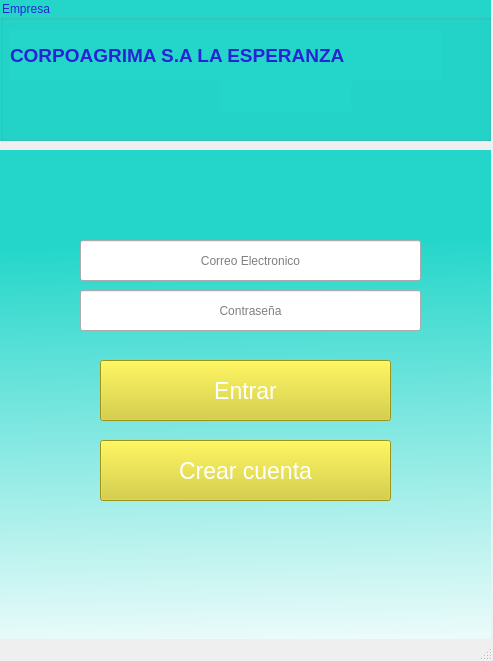
First picture: the form in Views/Login_ventana.ui, repository AngelAndreCotocCuzal/Proyecto_teoria_de_sistemas, before the edit.
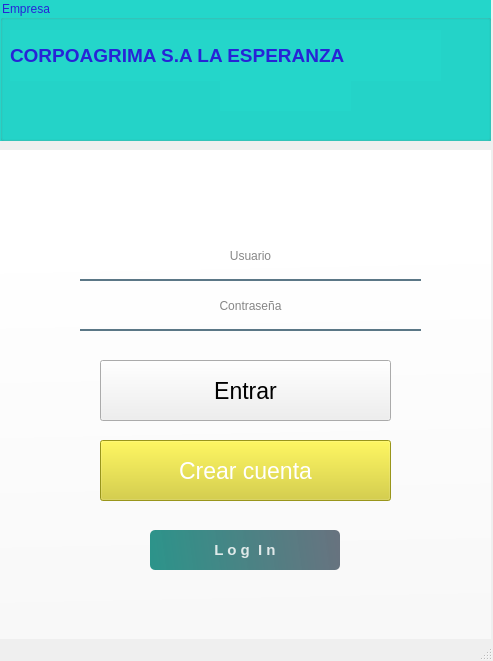
Second picture: the form after the edit.

Commit message: Cambios de ventana_subir

The edit to the form file:
```diff
--- a/Views/Login_ventana.ui
+++ b/Views/Login_ventana.ui
@@ -84,8 +84,20 @@
      </font>
     </property>
     <property name="styleSheet">
-     <string notr="true">background-color: rgb(214, 208, 36);
-color: rgb(255, 255, 255);</string>
+     <string notr="true">QPushButton#pushButton{
+    background-color: qlineargradient(spread:pad, x1:0, y1:0.505682, x2:1, y2:0.477, stop:0 rgba(11, 131, 120, 219), stop:1 rgba(85, 98, 112, 226));
+    color:rgba(255, 255, 255, 210);
+    border-radius:5px;
+}
+QPushButton#pushButton:hover{
+    background-color: qlineargradient(spread:pad, x1:0, y1:0.505682, x2:1, y2:0.477, stop:0 rgba(150, 123, 111, 219), stop:1 rgba(85, 81, 84, 226));
+}
+
+QPushButton#pushButton:pressed{
+    padding-left:5px;
+    padding-top:5px;
+    background-color:rgba(150, 123, 111, 255);
+}</string>
     </property>
     <property name="text">
      <string>Entrar</string>
@@ -122,6 +134,13 @@
       <height>41</height>
      </rect>
     </property>
+    <property name="styleSheet">
+     <string notr="true">background-color: rgba(0,0,0,0);
+border: none;
+border-bottom: 2px solid rgba(46,82, 101, 200);
+color: rgba(0,0,0,240);
+padding-bottom: 7px; </string>
+    </property>
     <property name="text">
      <string/>
     </property>
@@ -129,7 +148,7 @@
      <set>Qt::AlignCenter</set>
     </property>
     <property name="placeholderText">
-     <string>Correo Electronico</string>
+     <string>Usuario</string>
     </property>
    </widget>
    <widget class="QLineEdit" name="contrasenia">
@@ -141,6 +160,13 @@
       <height>41</height>
      </rect>
     </property>
+    <property name="styleSheet">
+     <string notr="true">background-color: rgba(0,0,0,0);
+border: none;
+border-bottom: 2px solid rgba(46,82, 101, 200);
+color: rgba(0,0,0,240);
+padding-bottom: 7px; </string>
+    </property>
     <property name="text">
      <string/>
     </property>
@@ -167,7 +193,7 @@
      </rect>
     </property>
     <property name="styleSheet">
-     <string notr="true">background-color: qlineargradient(spread:pad, x1:0.512, y1:0, x2:0.532, y2:1, stop:0.174129 rgba(36, 214, 202), stop:1 rgba(255, 255, 255, 255));</string>
+     <string notr="true">background-color: qlineargradient(spread:pad, x1:0.512, y1:0, x2:0.532, y2:1, stop:0.174129 rgba(255,255,255), stop:1 rgba(255,255,255,0.5));</string>
     </property>
     <property name="text">
      <string/>
@@ -213,6 +239,42 @@
      <set>Qt::AlignCenter</set>
     </property>
    </widget>
+   <widget class="QPushButton" name="pushButton">
+    <property name="geometry">
+     <rect>
+      <x>150</x>
+      <y>530</y>
+      <width>190</width>
+      <height>40</height>
+     </rect>
+    </property>
+    <property name="font">
+     <font>
+      <pointsize>11</pointsize>
+      <weight>75</weight>
+      <bold>true</bold>
+     </font>
+    </property>
+    <property name="styleSheet">
+     <string notr="true">QPushButton#pushButton{
+    background-color: qlineargradient(spread:pad, x1:0, y1:0.505682, x2:1, y2:0.477, stop:0 rgba(11, 131, 120, 219), stop:1 rgba(85, 98, 112, 226));
+    color:rgba(255, 255, 255, 210);
+    border-radius:5px;
+}
+QPushButton#pushButton:hover{
+    background-color: qlineargradient(spread:pad, x1:0, y1:0.505682, x2:1, y2:0.477, stop:0 rgba(150, 123, 111, 219), stop:1 rgba(85, 81, 84, 226));
+}
+
+QPushButton#pushButton:pressed{
+    padding-left:5px;
+    padding-top:5px;
+    background-color:rgba(150, 123, 111, 255);
+}</string>
+    </property>
+    <property name="text">
+     <string>L o g  I n</string>
+    </property>
+   </widget>
    <zorder>label_4</zorder>
    <zorder>groupBox</zorder>
    <zorder>Login_button</zorder>
@@ -221,6 +283,7 @@
    <zorder>contrasenia</zorder>
    <zorder>label_5</zorder>
    <zorder>Alerta_Login</zorder>
+   <zorder>pushButton</zorder>
   </widget>
   <widget class="QStatusBar" name="statusbar"/>
  </widget>
```
The commit also changes 3 other files.
